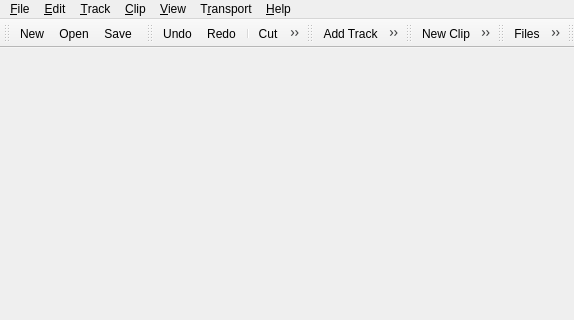
This is src/qtractorMainForm.ui in rncbc/qtractor as Qt 5 draws it before an edit; both pictures show x 0 to 574 and y 0 to 320 of the 800 by 600 pixel window. The edited form follows.
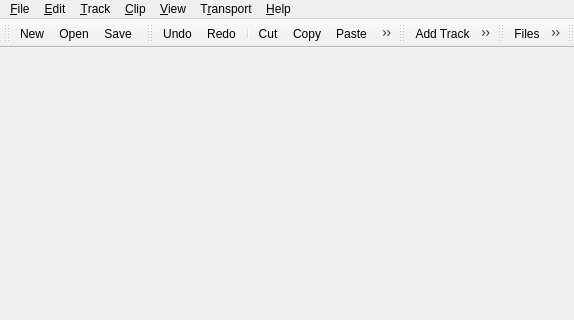
This is the edited form. Icons and pictures are not drawn.

Commit message: - Dropped the new Clip toolbar.

Diff of the .ui file:
```diff
--- a/src/qtractorMainForm.ui
+++ b/src/qtractorMainForm.ui
@@ -81,6 +81,9 @@
    <addaction name="editPasteAction"/>
    <addaction name="separator"/>
    <addaction name="editDeleteAction"/>
+   <addaction name="separator"/>
+   <addaction name="clipNewAction"/>
+   <addaction name="clipEditAction"/>
   </widget>
   <widget class="QToolBar" name="trackToolbar">
    <property name="orientation">
@@ -97,19 +100,6 @@
    <addaction name="separator"/>
    <addaction name="trackPropertiesAction"/>
   </widget>
-  <widget class="QToolBar" name="clipToolbar">
-   <property name="orientation">
-    <enum>Qt::Horizontal</enum>
-   </property>
-   <attribute name="toolBarArea">
-    <enum>TopToolBarArea</enum>
-   </attribute>
-   <attribute name="toolBarBreak">
-    <bool>false</bool>
-   </attribute>
-   <addaction name="clipNewAction"/>
-   <addaction name="clipEditAction"/>
-  </widget>
   <widget class="QToolBar" name="viewToolbar">
    <property name="orientation">
     <enum>Qt::Horizontal</enum>
```
Left out of the diff: 18 changed lines with no effect on the pictures. The commit also changes 4 other files.
